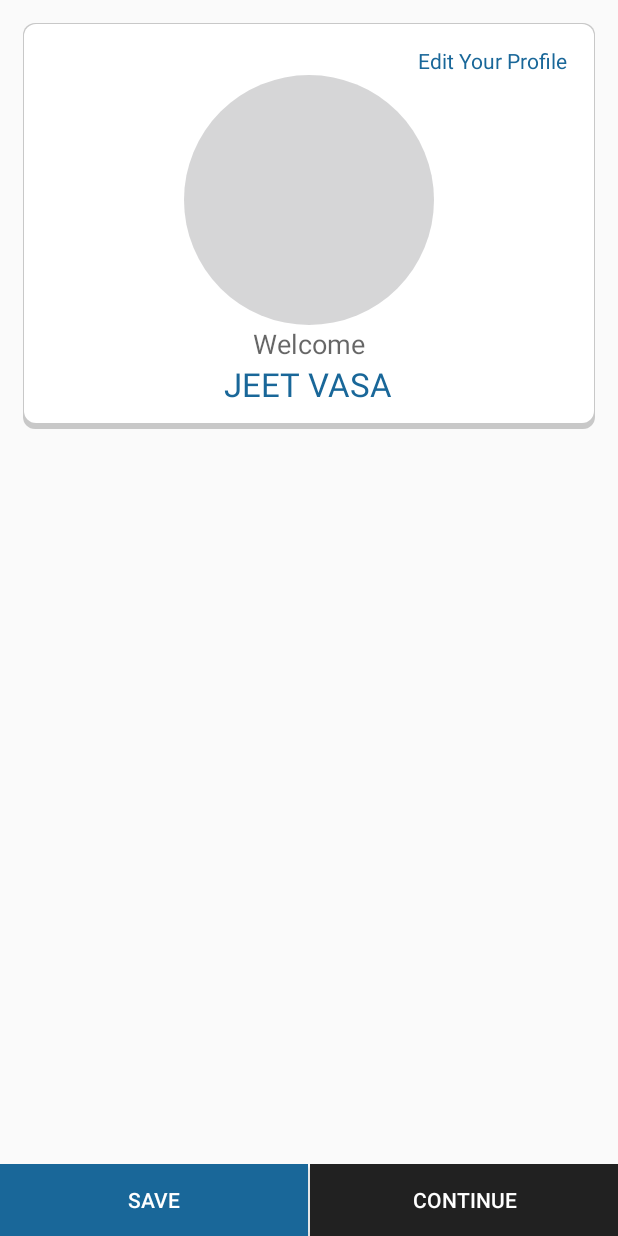
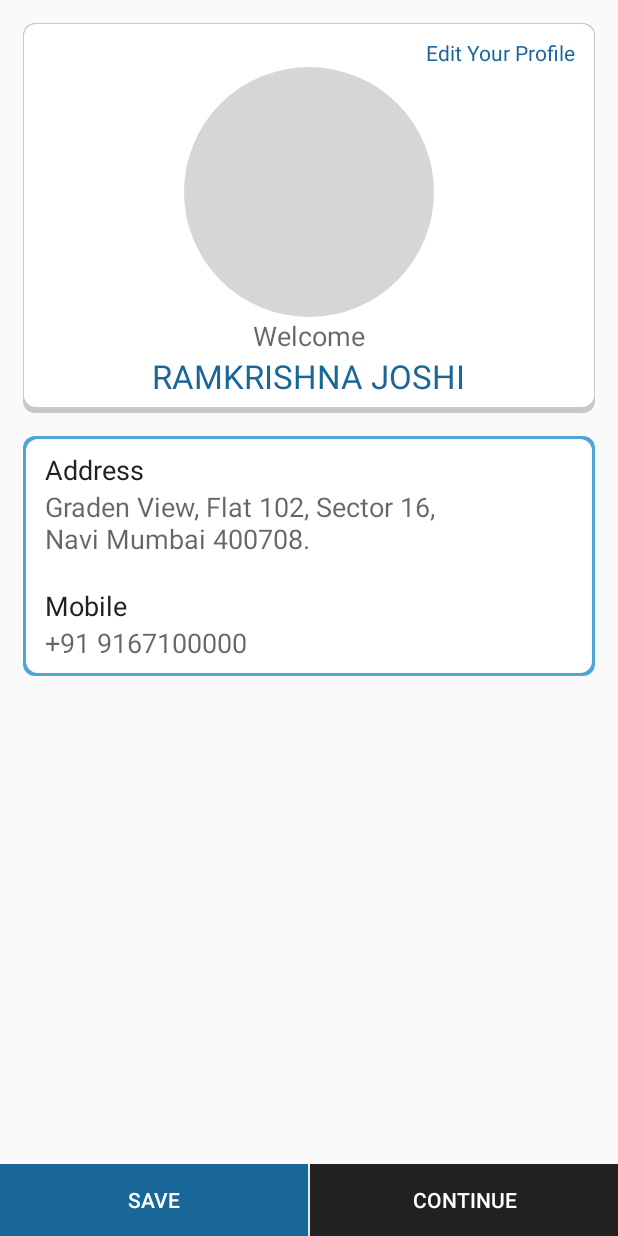
Before and after one commit to ascenttech/Laundrize, an Android app: the ProfileActivity screen opened directly, with no data from a screen before it, on a phone screen of 412 x 824 dp. Run offline under Robolectric (Android 15) with nearby library versions, the light colour scheme and no system bars.

Commit message:
design changes

```diff
--- a/app/src/main/res/drawable/blueborderbox.xml
+++ b/app/src/main/res/drawable/blueborderbox.xml
@@ -2,5 +2,5 @@
 <shape xmlns:android="http://schemas.android.com/apk/res/android" android:shape="rectangle" >
     <solid android:color="#ffffff"/>
     <stroke android:width="3dip" android:color="#4fa5d5"/>
-    <corners android:radius="25dp"/>
+    <corners android:radius="5dp"/>
 </shape>
--- /dev/null
+++ b/app/src/main/res/drawable/bluecard.xml
@@ -0,0 +1,20 @@
+<?xml version="1.0" encoding="utf-8"?>
+<layer-list xmlns:android="http://schemas.android.com/apk/res/android">
+    <item>
+        <shape android:shape="rectangle">
+            <solid android:color="#4fa5d5"/>
+            <corners android:radius="8dp"/>
+        </shape>
+    </item>
+
+    <item
+        android:left="2dp"
+        android:right="2dp"
+        android:top="2dp"
+        android:bottom="2dp">
+        <shape android:shape="rectangle">
+            <solid android:color="@android:color/white"/>
+            <corners android:radius="8dp" />
+        </shape>
+    </item>
+</layer-list>
--- a/app/src/main/res/layout/activity_profile.xml
+++ b/app/src/main/res/layout/activity_profile.xml
@@ -5,12 +5,13 @@
     android:layout_height="match_parent">
 
     <LinearLayout
+        android:id="@+id/top"
         android:layout_width="fill_parent"
         android:layout_height="wrap_content"
         android:orientation="vertical"
         android:layout_centerHorizontal="true"
         android:layout_margin="15dp"
-        android:padding="15dp"
+        android:padding="10dp"
         android:background="@drawable/whitecard">
 
         <TextView
@@ -43,7 +44,7 @@
             android:layout_width="wrap_content"
             android:layout_height="wrap_content"
             android:layout_gravity="center"
-            android:text=" JEET VASA "
+            android:text=" RAMKRISHNA JOSHI "
             android:textColor="#196799"
             android:textAppearance="?android:attr/textAppearanceLarge" />
 
@@ -78,4 +79,43 @@
             android:layout_weight="1"
             android:background="#212121"/>
     </LinearLayout>
+
+    <LinearLayout
+        android:layout_width="fill_parent"
+        android:layout_height="wrap_content"
+        android:orientation="vertical"
+        android:layout_centerHorizontal="true"
+        android:layout_marginLeft="15dp"
+        android:layout_marginRight="15dp"
+        android:padding="10dp"
+        android:layout_below="@id/top"
+        android:background="@drawable/bluecard">
+
+        <TextView
+            android:layout_width="wrap_content"
+            android:layout_height="wrap_content"
+            android:text=" Address "
+            android:textColor="#212121"
+            android:textAppearance="?android:attr/textAppearanceMedium" />
+
+        <TextView
+            android:layout_width="wrap_content"
+            android:layout_height="wrap_content"
+            android:text=" Graden View, Flat 102, Sector 16,\n Navi Mumbai 400708."
+            android:textAppearance="?android:attr/textAppearanceMedium"
+            android:paddingBottom="30px"/>
+
+        <TextView
+            android:layout_width="wrap_content"
+            android:layout_height="wrap_content"
+            android:text=" Mobile "
+            android:textColor="#212121"
+            android:textAppearance="?android:attr/textAppearanceMedium"/>
+
+        <TextView
+            android:layout_width="wrap_content"
+            android:layout_height="wrap_content"
+            android:text=" +91 9167100000 "
+            android:textAppearance="?android:attr/textAppearanceMedium"/>
+    </LinearLayout>
 </RelativeLayout>
```
Lines whose indentation alone changed are shown as unchanged.
